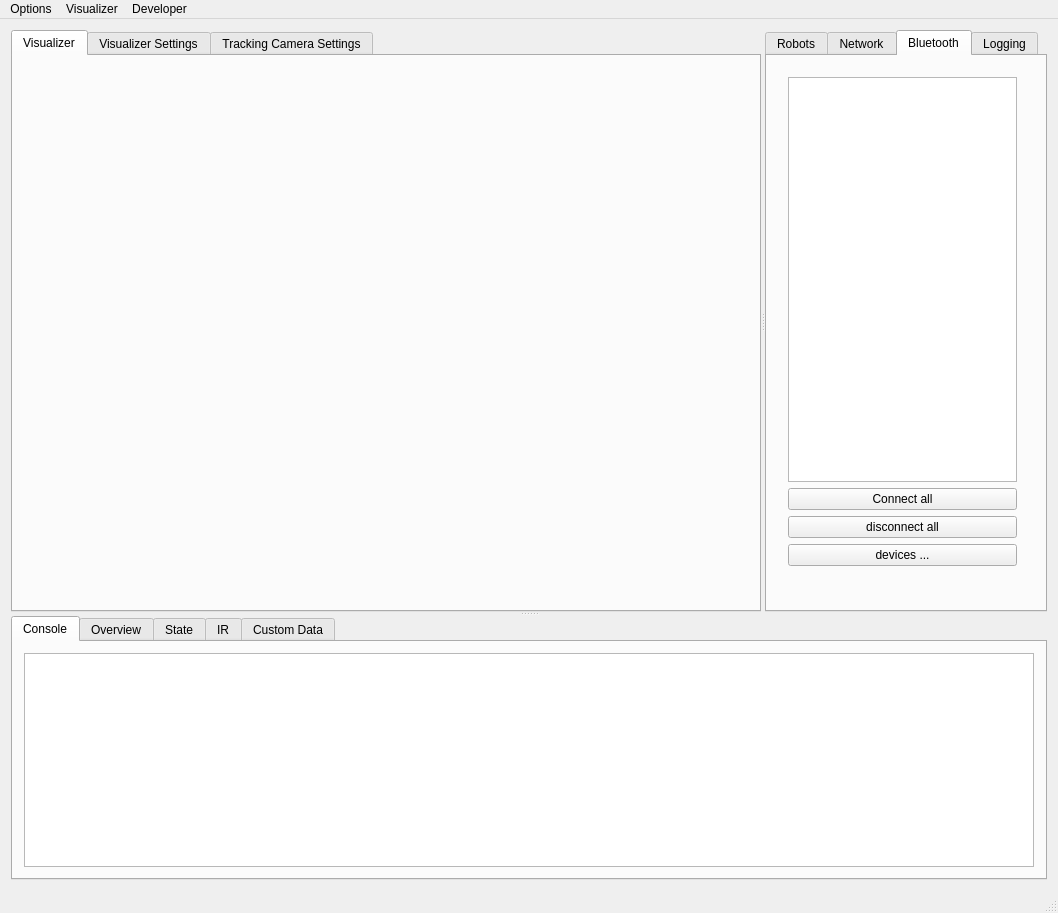
Above: Application/UI/mainwindow.ui from yorkrobotlab/ardebug before the change. Below: the same form after it.
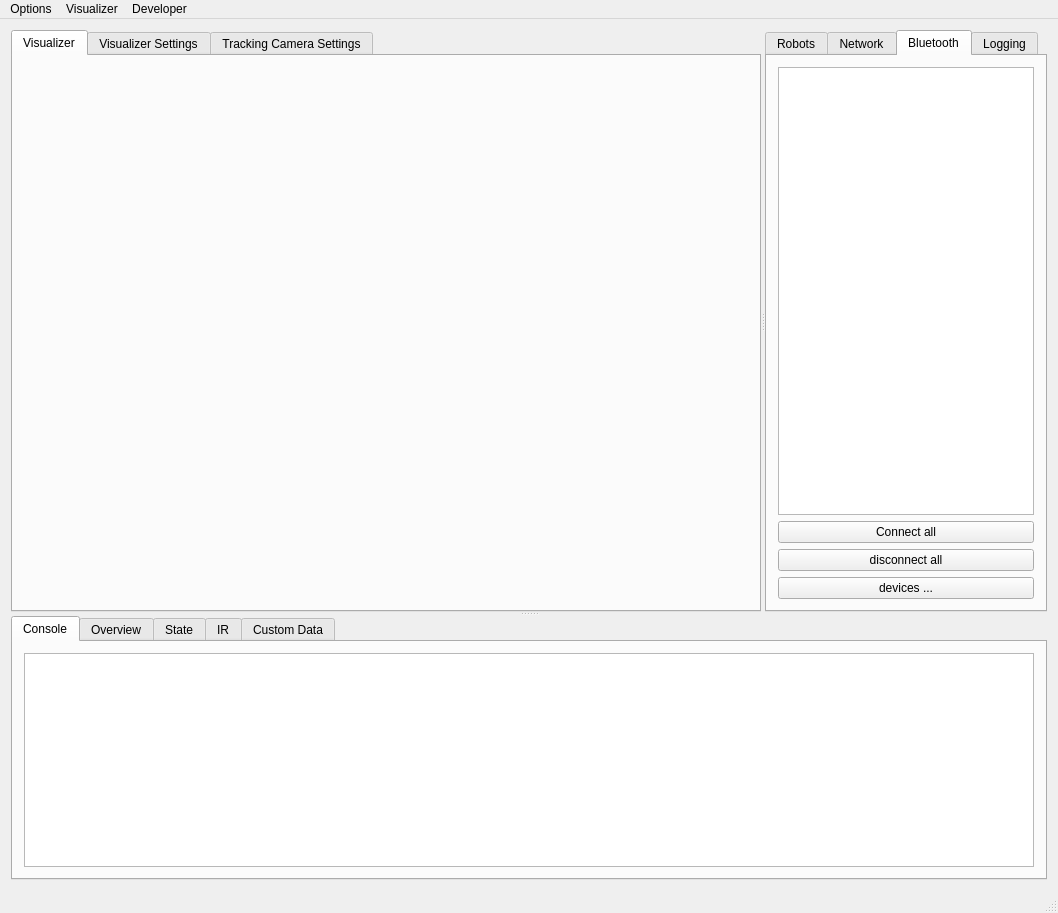
That is the form after the change. The open tabs and pages were chosen to show the change.

Commit message: added bluetooth information to the readme, fixed ui resizing problems of bluetoothtab

```diff
--- a/Application/UI/mainwindow.ui
+++ b/Application/UI/mainwindow.ui
@@ -283,7 +283,7 @@
        </widget>
        <widget class="QTabWidget" name="robotTabWidget">
         <property name="sizePolicy">
-         <sizepolicy hsizetype="Expanding" vsizetype="Expanding">
+         <sizepolicy hsizetype="Preferred" vsizetype="Preferred">
           <horstretch>0</horstretch>
           <verstretch>4</verstretch>
          </sizepolicy>
@@ -355,18 +355,16 @@
          <attribute name="title">
           <string>Bluetooth</string>
          </attribute>
-         <widget class="QWidget" name="verticalLayoutWidget">
-          <property name="geometry">
-           <rect>
-            <x>10</x>
-            <y>10</y>
-            <width>251</width>
-            <height>511</height>
-           </rect>
-          </property>
           <layout class="QVBoxLayout" name="verticalLayout_9">
            <item>
-            <widget class="QListView" name="bluetoothlist"/>
+           <widget class="QListView" name="bluetoothlist">
+            <property name="sizePolicy">
+             <sizepolicy hsizetype="Preferred" vsizetype="MinimumExpanding">
+              <horstretch>0</horstretch>
+              <verstretch>0</verstretch>
+             </sizepolicy>
+            </property>
+           </widget>
            </item>
            <item>
             <widget class="QPushButton" name="bluetoothListenButton">
@@ -384,13 +382,15 @@
            </item>
            <item>
             <widget class="QPushButton" name="pushButton_2">
+            <property name="autoFillBackground">
+             <bool>false</bool>
+            </property>
              <property name="text">
               <string>devices ...</string>
              </property>
             </widget>
            </item>
           </layout>
-         </widget>
         </widget>
         <widget class="QWidget" name="loggingTab">
          <attribute name="title">
```
Lines whose indentation alone changed are shown as unchanged. The commit also changes 1 other file.
